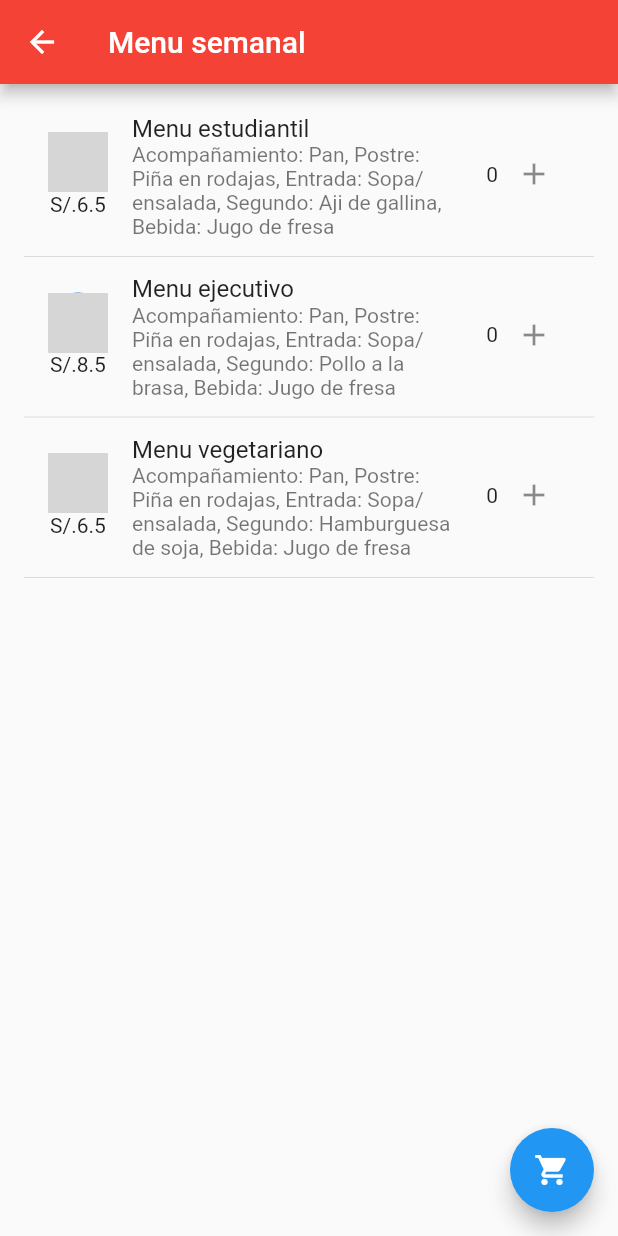
After one commit to FoodYeahInc/FlutterApp, a Flutter app: the ListDishes screen opened directly, on a phone screen of 412 x 824 dp. The commit adds this screen. Run offline on Flutter 3.47's test engine with Material 2 defaults, Android fonts, the phone set to English and light mode, and no system bars; network calls fail; grey boxes are pictures that could not be loaded.

Commit message:
Login, Menu semanal, Platos a la carta y Resumen de pedido
Además, añadidas fuentes e imagenes

```diff
--- /dev/null
+++ b/lib/dish.dart
@@ -0,0 +1,115 @@
+//Para los widgets:
+//ResumenPedido.dart
+//
+class Dish {
+  double price;
+  String name;
+  String image;
+  String description;
+  int quantity;
+  Dish({this.name, this.price, this.image, this.quantity, this.description});
+}
+
+class Dishes {
+  List<Dish> dishes;
+  Dishes(bool menu) {
+    dishes = new List<Dish>();
+    if (!menu) {
+      dishes.add(new Dish(
+          image:
+              "https://t2.rg.ltmcdn.com/es/images/3/0/6/pollo_al_horno_peruano_73603_orig.jpg",
+          price: 12.0,
+          name: "Pollo al horno",
+          description: null,
+          quantity: 2));
+      dishes.add(new Dish(
+          image:
+              "https://cdn.cuponidad.pe/images/Deals/Comixs-Polloalabrasa2.jpg",
+          price: 12.0,
+          name: "Pollo a la brasa",
+          description: null,
+          quantity: 3));
+      dishes.add(new Dish(
+          image:
+              "https://www.comedera.com/wp-content/uploads/2013/10/aji-de-gallina.jpg?width=1200&enable=upscale",
+          price: 12.0,
+          name: "Aji de gallina",
+          description: null,
+          quantity: 1));
+      dishes.add(new Dish(
+          image:
+              "https://img-global.cpcdn.com/recipes/3e3b4f7266ec102e/1200x630cq70/photo.jpg",
+          price: 12.0,
+          name: "Lomo saltado",
+          description: null,
+          quantity: 0));
+      dishes.add(new Dish(
+          image:
+              "https://img-global.cpcdn.com/recipes/3e3b4f7266ec102e/1200x630cq70/photo.jpg",
+          price: 12.0,
+          name: "plato1",
+          description: null,
+          quantity: 0));
+      dishes.add(new Dish(
+          image:
+              "https://img-global.cpcdn.com/recipes/3e3b4f7266ec102e/1200x630cq70/photo.jpg",
+          price: 12.0,
+          name: "plato2",
+          description: null,
+          quantity: 0));
+      dishes.add(new Dish(
+          image:
+              "https://img-global.cpcdn.com/recipes/3e3b4f7266ec102e/1200x630cq70/photo.jpg",
+          price: 12.0,
+          name: "plato3",
+          description: null,
+          quantity: 0));
+      dishes.add(new Dish(
+          image:
+              "https://img-global.cpcdn.com/recipes/3e3b4f7266ec102e/1200x630cq70/photo.jpg",
+          price: 12.0,
+          name: "plato4",
+          description: null,
+          quantity: 0));
+    } else {
+      dishes.add(new Dish(
+          image:
+              "https://t2.rg.ltmcdn.com/es/images/3/0/6/pollo_al_horno_peruano_73603_orig.jpg",
+          price: 6.5,
+          name: "Menu estudiantil",
+          description: "Acompañamiento: Pan, Postre: Piña en rodajas, Entrada: Sopa/ensalada, Segundo: Aji de gallina, Bebida: Jugo de fresa",
+          quantity: 0));
+      dishes.add(new Dish(
+          image:
+              "https://cdn.cuponidad.pe/images/Deals/Comixs-Polloalabrasa2.jpg",
+          price: 8.5,
+          name: "Menu ejecutivo",
+          description: "Acompañamiento: Pan, Postre: Piña en rodajas, Entrada: Sopa/ensalada, Segundo: Pollo a la brasa, Bebida: Jugo de fresa",
+          quantity: 0));
+      dishes.add(new Dish(
+          image:
+              "https://img-global.cpcdn.com/recipes/3e3b4f7266ec102e/1200x630cq70/photo.jpg",
+          price: 6.5,
+          name: "Menu vegetariano",
+          description: "Acompañamiento: Pan, Postre: Piña en rodajas, Entrada: Sopa/ensalada, Segundo: Hamburguesa de soja, Bebida: Jugo de fresa",
+          quantity: 0));
+    }
+  }
+  Dish getDish(int index) {
+    if (index >= dishes.length) {
+      return dishes.last;
+    } else if (index < 0) {
+      return dishes.first;
+    } else {
+      return dishes[index];
+    }
+  }
+  double getTotal(){
+    double total = 0;
+    dishes.forEach((element) => total+=(element.price*element.quantity));
+    return total;
+  }
+  int length() {
+    return dishes.length;
+  }
+}
--- /dev/null
+++ b/lib/list_dishes.dart
@@ -0,0 +1,71 @@
+import 'package:foodyeah/dish.dart';
+import 'package:flutter/material.dart';
+
+class ListDishes extends StatefulWidget {
+  final bool menu;
+  const ListDishes({Key key, this.menu}) : super(key: key);
+  @override
+  _ListDishesState createState() => _ListDishesState();
+}
+
+class _ListDishesState extends State<ListDishes> {
+  Dishes dishes;
+  Widget buildDishes() {
+    return ListView.builder(
+        padding: EdgeInsets.all(16),
+        itemBuilder: (BuildContext context, int i) {
+          if (i < dishes.length() * 2) {
+            if (i.isOdd) return Divider();
+            final int index = i ~/ 2;
+            return buildrow(dishes.getDish(index));
+          } else {
+            return null;
+          }
+        });
+  }
+
+  Widget buildrow(Dish dish) {
+    return ListTile(
+        title: Text(dish.name),
+        subtitle: dish.description == null ? null : Text(dish.description),
+        leading: Column(
+          children: [
+            CircleAvatar(
+              backgroundImage: NetworkImage(dish.image),
+            ),
+            Text('S/.' + dish.price.toString()),
+          ],
+        ),
+        trailing: Row(
+          mainAxisSize: MainAxisSize.min,
+          children: <Widget>[
+            dish.quantity != 0
+                ? new IconButton(
+                    icon: new Icon(Icons.remove),
+                    onPressed: () => setState(() => dish.quantity--),
+                  )
+                : new Container(),
+            new Text(dish.quantity.toString()),
+            new IconButton(
+                icon: new Icon(Icons.add),
+                onPressed: () => setState(() => dish.quantity++))
+          ],
+        ));
+  }
+
+  @override
+  Widget build(BuildContext context) {
+    dishes = new Dishes(widget.menu);
+    return Scaffold(
+      appBar: AppBar(
+        title: widget.menu ? Text('Menu semanal') : Text('Platos a la carta'),
+      ),
+      body: buildDishes(),
+      floatingActionButton: FloatingActionButton(
+          child: Icon(Icons.shopping_cart),
+          onPressed: () =>
+              setState(() => null) //TODO: change void to another widget
+          ),
+    );
+  }
+}
```
Also changed, not shown: lib/login.dart (added, +116 -0 lines), lib/main.dart (+15 -7 lines), lib/main_courses.dart (deleted, +0 -21 lines), lib/order_overview.dart (deleted, +0 -21 lines), lib/order_summary.dart (added, +89 -0 lines), lib/weekly_menu.dart (deleted, +0 -21 lines), pubspec.yaml (+10 -12 lines), assets/fonts/SolanoGothicMVBStdBdCap.ttf (added), assets/fonts/Zizou Slab-BoldItalic.ttf (added), assets/images/cafeteria.jpg (added), assets/images/logo.png (added), assets/images/uni.jpg (added), pubspec.lock, 1 other file.
